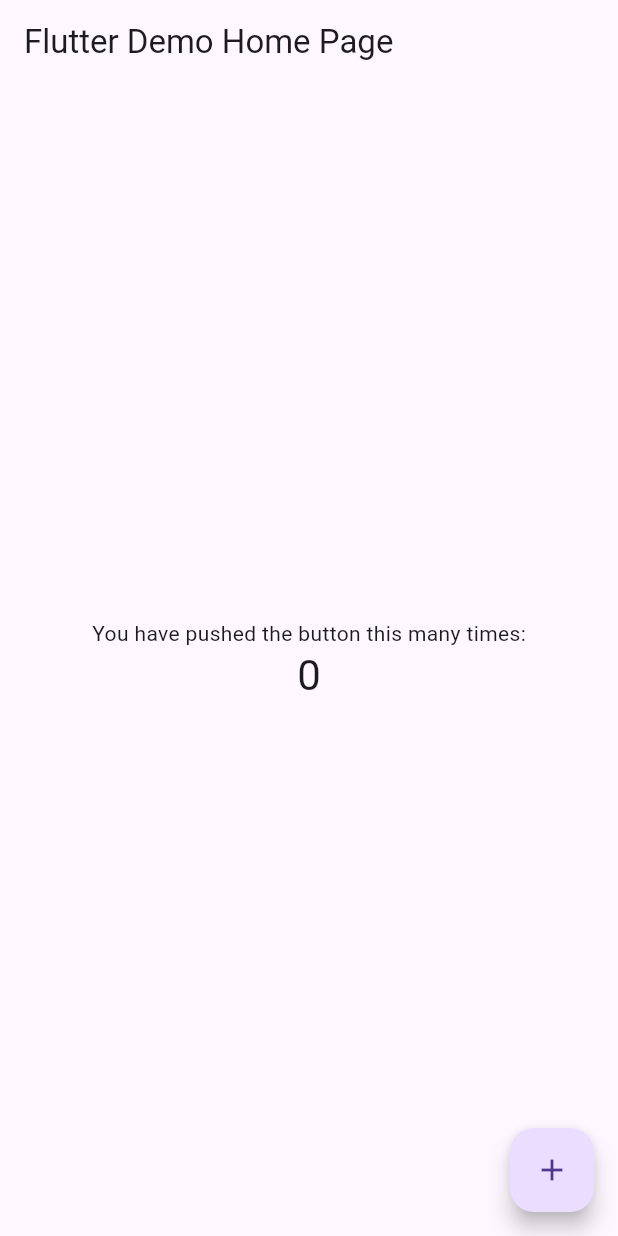
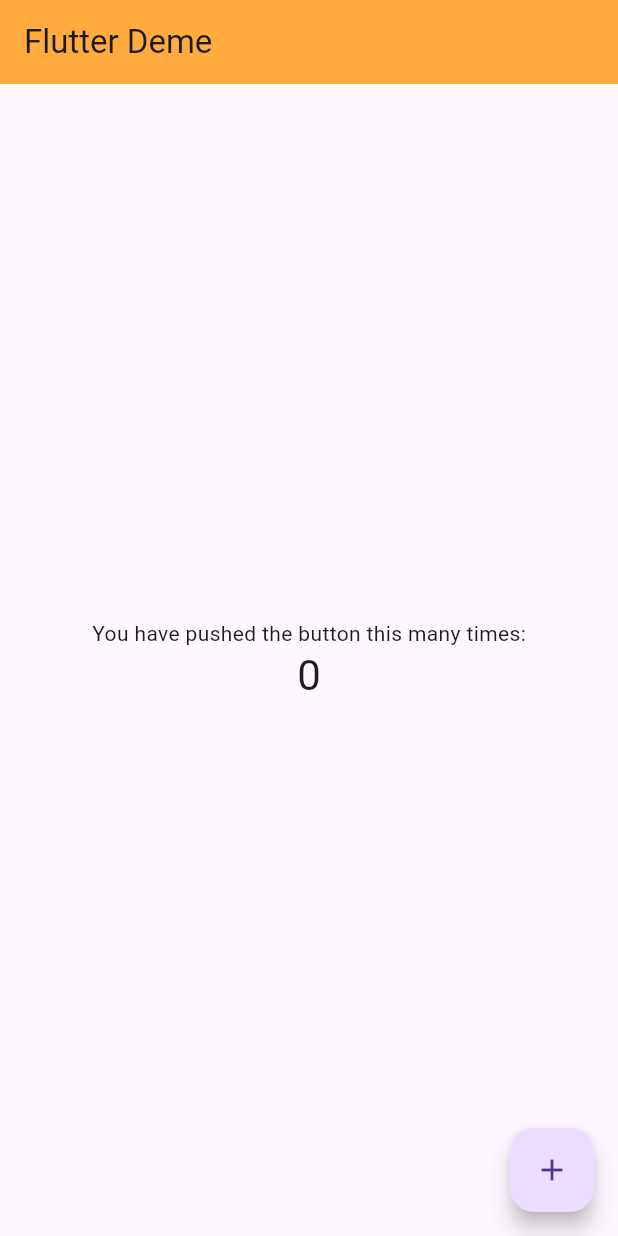
Before and after one commit to zenerq/automatic-waddle, a Flutter app: the screen it shows after launch, on a phone screen of 412 x 824 dp. Run offline on Flutter 3.47's test engine with Material 3 defaults, Android fonts, the phone set to English and light mode, and no system bars.

Commit message:
Pending changes exported from your codespace

```diff
--- a/lib/main.dart
+++ b/lib/main.dart
@@ -22,9 +22,12 @@ class MyApp extends StatelessWidget {
         // or simply save your changes to "hot reload" in a Flutter IDE).
         // Notice that the counter didn't reset back to zero; the application
         // is not restarted.
-        primarySwatch: Colors.blue,
+        primarySwatch: Colors.red,
+        appBarTheme: AppBarTheme(
+          backgroundColor: Colors.orangeAccent,
+        ),
       ),
-      home: const MyHomePage(title: 'Flutter Demo Home Page'),
+      home: const MyHomePage(title: 'Flutter Deme'),
     );
   }
 }
```
Also changed, not shown: pubspec.lock.
